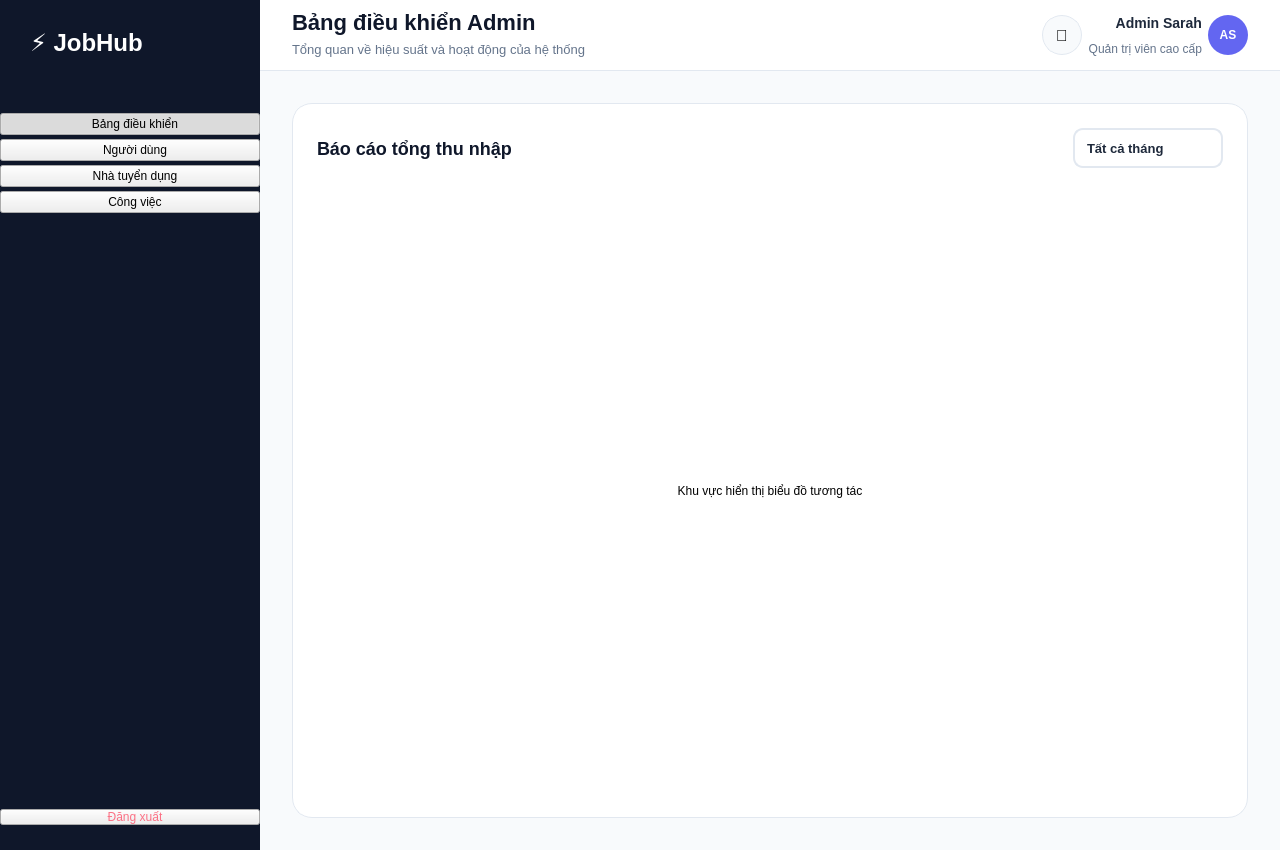
imaira203/BTLPY_N21_D31, file client/resources/ui/admin_dashboard.ui: the form before one commit.
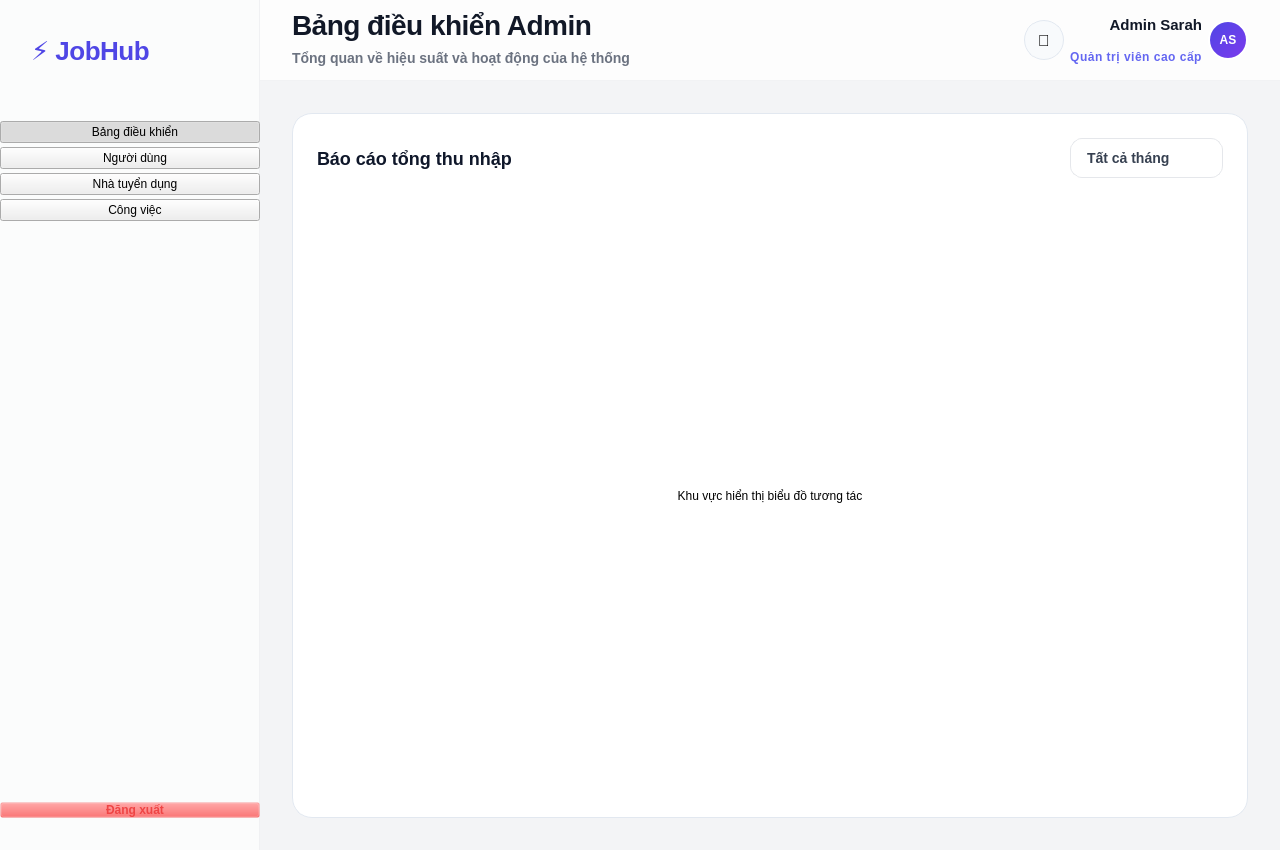
The form after the commit.

The edit to the form file:
```diff
--- a/client/resources/ui/admin_dashboard.ui
+++ b/client/resources/ui/admin_dashboard.ui
@@ -15,143 +15,153 @@
   </property>
   <property name="styleSheet">
    <string notr="true">
-/* Admin Dashboard Main Shell Styles */
-QMainWindow { background-color: #F8FAFC; }
+/* Modern Premium SaaS Design System */
+QMainWindow { 
+    background-color: #F3F4F6; /* Neutral Gray Background */
+    font-family: 'Inter', 'Segoe UI', Roboto, sans-serif;
+}
 
-/* Sidebar Styling */
+/* Glassmorphism Sidebar */
 #sidebar {
-    background-color: #0F172A;
-    border: none;
+    background-color: rgba(255, 255, 255, 0.7);
+    border-right: 1px solid rgba(229, 231, 235, 0.5);
 }
+
 #brandLabel {
-    color: #FFFFFF;
-    font-size: 24px;
-    font-weight: 800;
-    padding: 28px 24px 5px 24px;
+    color: #4F46E5; /* Primary Blue */
+    font-size: 26px;
+    font-weight: 900;
+    padding: 35px 24px 10px 24px;
+    letter-spacing: -0.5px;
 }
+
 #adminPanelLabel {
-    color: #64748B;
-    font-size: 11px;
-    font-weight: 700;
+    color: #94A3B8;
+    font-size: 10px;
+    font-weight: 800;
     text-transform: uppercase;
-    letter-spacing: 1px;
-    padding: 0px 24px 30px 24px;
+    letter-spacing: 2px;
+    padding: 0px 24px 24px 24px;
 }
 
+/* Navigation Buttons with Glassmorphism / Neumorphism hover */
 QPushButton.navBtn {
     background-color: transparent;
-    color: #94A3B8;
+    color: #64748B;
     border: none;
-    border-radius: 8px;
-    padding: 12px 20px;
+    border-radius: 12px;
+    padding: 14px 20px;
     text-align: left;
     font-size: 14px;
-    font-weight: 500;
-    margin: 4px 15px;
+    font-weight: 600;
+    margin: 4px 16px;
 }
+
 QPushButton.navBtn:hover {
     background-color: #1E293B;
     color: #F1F5F9;
 }
+
 QPushButton.navBtn:checked {
-    background-color: #6366F1;
+    background-color: qlineargradient(x1:0, y1:0, x2:1, y2:1, stop:0 #4F46E5, stop:1 #7C3AED);
     color: #FFFFFF;
-    font-weight: 700;
+    border: 1px solid rgba(255, 255, 255, 0.2);
 }
 
 #logoutButton {
-    color: #FB7185;
-    margin-bottom: 25px;
+    color: #EF4444;
+    margin-bottom: 32px;
+    font-weight: 700;
+    background-color: rgba(239, 68, 68, 0.05);
 }
+
 #logoutButton:hover {
     background-color: #451a1a;
 }
 
-/* Header/TopBar */
+/* Header / TopBar with Glassmorphism */
 #topBar {
-    background-color: #FFFFFF;
-    border-bottom: 1px solid #E2E8F0;
-    min-height: 70px;
-    max-height: 70px;
+    background-color: rgba(255, 255, 255, 0.8);
+    border-bottom: 1px solid rgba(229, 231, 235, 0.5);
+    min-height: 80px;
+    max-height: 80px;
 }
+
 #pageTitle {
-    font-size: 22px;
-    font-weight: 700;
-    color: #0F172A;
+    font-size: 28px;
+    font-weight: 800;
+    color: #111827;
+    letter-spacing: -0.5px;
 }
+
 #pageSubTitle {
-    font-size: 13px;
-    color: #64748B;
+    font-size: 14px;
+    color: #6B7280;
+    font-weight: 500;
 }
 
-#adminName { font-size: 14px; font-weight: 600; color: #1E293B; }
-#adminRole { font-size: 12px; color: #64748B; }
+#adminName { 
+    font-size: 15px; 
+    font-weight: 700; 
+    color: #111827; 
+}
+
+#adminRole { 
+    font-size: 12px; 
+    color: #6366F1;
+    font-weight: 600;
+    text-transform: uppercase;
+    letter-spacing: 0.5px;
+}
+
 #adminAvatar {
-    background-color: #6366F1;
-    color: white;
+    background-color: qlineargradient(x1:0, y1:0, x2:1, y2:1, stop:0 #4F46E5, stop:1 #7C3AED);
+    color: #FFFFFF;
     font-weight: 800;
     border-radius: 20px;
+    border: 2px solid #FFFFFF;
 }
 
-/* ── COMBOBOX DROPDOWN STYLING ────────────────────────────────── */
+/* Neumorphic Filter */
 #monthFilter {
     background-color: #FFFFFF;
-    border: 1.5px solid #E2E8F0;
-    border-radius: 10px;
-    padding: 6px 12px;
-    font-size: 13px;
-    font-weight: 500;
-    color: #1E293B;
-    height: 40px;
+    border: 1px solid #E5E7EB;
+    border-radius: 12px;
+    padding: 8px 16px;
+    font-size: 14px;
+    font-weight: 600;
+    color: #374151;
+    height: 44px;
 }
 
 #monthFilter:hover {
-    border: 1.5px solid #CBD5E1;
-}
-
-#monthFilter:focus {
-    border: 2px solid #6366F1;
-    background-color: #FFFFFF;
-    outline: none;
+    border-color: #4F46E5;
+    background-color: #F9FAFB;
 }
 
 #monthFilter::drop-down {
     border: none;
     width: 32px;
-    background: transparent;
-}
-
-#monthFilter::down-arrow {
-    image: none;
-    width: 0px;
 }
 
 #monthFilter QAbstractItemView {
     background-color: #FFFFFF;
-    border: 1.5px solid #E2E8F0;
-    border-radius: 10px;
-    color: #1E293B;
-    margin-top: 4px;
+    border: 1px solid #E5E7EB;
+    border-radius: 12px;
+    color: #111827;
     outline: none;
+    selection-background-color: #EEF2FF;
+    selection-color: #4F46E5;
+    padding: 8px;
 }
 
-#monthFilter QAbstractItemView::item {
-    padding: 10px 14px;
-    min-height: 36px;
-    color: #475569;
-    font-weight: 500;
+/* Chart Frame Neumorphism */
+QFrame#chartFrame { 
+    background-color: #FFFFFF; 
+    border-radius: 24px; 
+    border: 1px solid rgba(229, 231, 235, 0.5);
 }
 
-#monthFilter QAbstractItemView::item:hover {
-    background-color: #F1F5F9;
-    color: #6366F1;
-}
-
-#monthFilter QAbstractItemView::item:selected {
-    background-color: #EEF2FF;
-    color: #6366F1;
-    font-weight: 600;
-}
    </string>
   </property>
   <widget class="QWidget" name="centralwidget">
```
Left out of the diff: 7 changed lines with no effect on the pictures.
